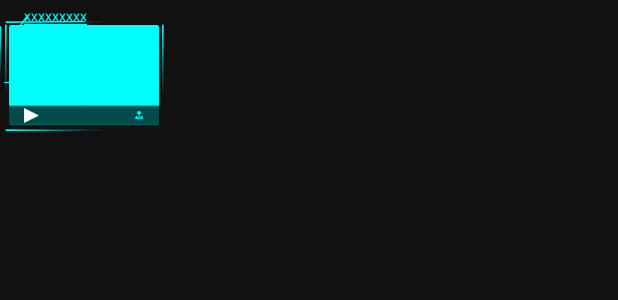
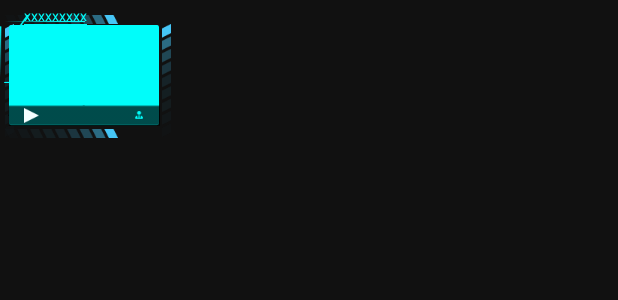
Before and after one commit to hellodadd/discovery, an Android app: the layout video_temp.xml on its own in the app's theme, with its tools: preview values and no code run, on a phone screen of 412 x 824 dp. Shown: the top 300 px of the screen. Run offline under Robolectric (Android 15) with nearby library versions, the phone set to English and light mode, and no system bars.

Commit message:
video ani

```diff
--- a/app/src/main/java/com/freeme/discovery/utils/CommonUtils.java
+++ b/app/src/main/java/com/freeme/discovery/utils/CommonUtils.java
@@ -12,6 +12,9 @@ import android.widget.TextView;
 public class CommonUtils {
 
     public static int RADIUS[] = {200, 270, 350, 430, 510};
+    public static int RADIUS_VIDEO[] = {200, 300, 400, 500, 510};
+
+    public static int VIDEO_LIMI = 40;
 
     public static String VIDEO_TYPE = "video";
     public static String SHOP_TYPE = "shop";
--- a/app/src/main/res/anim/discovery_video_v.xml
+++ b/app/src/main/res/anim/discovery_video_v.xml
@@ -4,8 +4,8 @@
     <translate
         android:fromYDelta="60%"
         android:toYDelta="0%"
-        android:duration="2000"
-        android:repeatCount="5"
+        android:duration="500"
+        android:repeatCount="10"
         />
 
 </set>
--- a/app/src/main/res/layout/video_temp.xml
+++ b/app/src/main/res/layout/video_temp.xml
@@ -28,8 +28,8 @@
                 android:layout_width="wrap_content"
                 android:layout_height="wrap_content"
                 android:layout_marginLeft="3dp"
-                android:layout_marginTop="14dp"
-                android:src="@drawable/discovery_video_ani_h" />
+                android:layout_marginTop="10dp"
+                android:src="@drawable/discovery_video_horizontal" />
 
             <ImageView
                 android:id="@+id/video_h_ani_b"
@@ -37,7 +37,7 @@
                 android:layout_height="wrap_content"
                 android:layout_marginTop="86dp"
                 android:layout_marginLeft="3dp"
-                android:src="@drawable/discovery_video_ani_h" />
+                android:src="@drawable/discovery_video_horizontal" />
 
             <ImageView
                 android:id="@+id/video_v_ani_l"
@@ -45,7 +45,7 @@
                 android:layout_height="wrap_content"
                 android:layout_marginLeft="3dp"
                 android:layout_marginTop="16dp"
-                android:src="@drawable/discovery_video_ani_v" />
+                android:src="@drawable/discovery_video_vertical" />
 
             <ImageView
                 android:id="@+id/video_v_ani_r"
@@ -53,7 +53,7 @@
                 android:layout_height="wrap_content"
                 android:layout_marginTop="16dp"
                 android:layout_marginLeft="108dp"
-                android:src="@drawable/discovery_video_ani_v" />
+                android:src="@drawable/discovery_video_vertical" />
 
             <ImageView
                 android:id="@+id/icon_bg"
@@ -61,6 +61,13 @@
                 android:layout_height="100dp"
                 android:layout_marginLeft="6dp"
                 android:src="@drawable/discovery_video_bg"/>
+
+            <ImageView
+                android:id="@+id/hot_app_icon"
+                android:layout_width="110dp"
+                android:layout_height="70dp"
+                android:layout_marginTop="16dp"
+                android:layout_marginLeft="0dp"/>
 
             <ImageView
                 android:id="@+id/icon_button_bg"
@@ -85,13 +92,6 @@
                 android:layout_marginLeft="90dp"
                 android:layout_marginTop="74dp"
                 android:src="@drawable/discovery_man"/>
-
-            <ImageView
-                android:id="@+id/hot_app_icon"
-                android:layout_width="38dp"
-                android:layout_height="38dp"
-                android:layout_marginTop="14dp"
-                android:layout_marginLeft="12dp"/>
 
             <ImageView
                 android:id="@+id/discovery_ind_line"
```
Also changed, not shown: app/src/main/java/com/freeme/discovery/view/RadarScene.java (+112 -11 lines), app/src/main/res/anim/discovery_video_h.xml (+4 -4 lines), app/src/main/res/anim/discovery_video_h_b.xml (+4 -4 lines), app/src/main/res/anim/discovery_video_v_r.xml (+4 -4 lines), app/src/main/res/drawable-xhdpi/discovery_video_horizontal.png (added), app/src/main/res/drawable-xhdpi/discovery_video_vertical.png (added), 2 other files.
